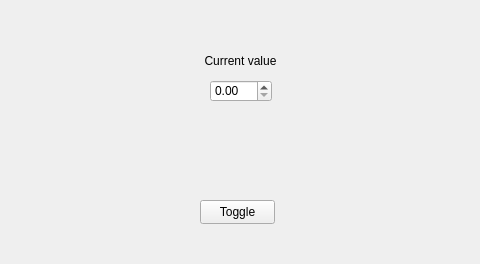
Qt form Application/mainwindow.ui (Elgrush/PS-MIOIT-) before a commit; both pictures show x 150 to 630 and y 0 to 264 of the 787 by 264 pixel window.
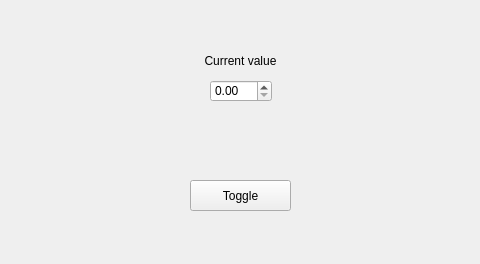
The same form after that commit.

```diff
--- a/Application/mainwindow.ui
+++ b/Application/mainwindow.ui
@@ -56,10 +56,10 @@
    <widget class="QPushButton" name="togglePushButton">
     <property name="geometry">
      <rect>
-      <x>350</x>
-      <y>200</y>
-      <width>75</width>
-      <height>24</height>
+      <x>340</x>
+      <y>180</y>
+      <width>101</width>
+      <height>31</height>
      </rect>
     </property>
     <property name="text">
```
